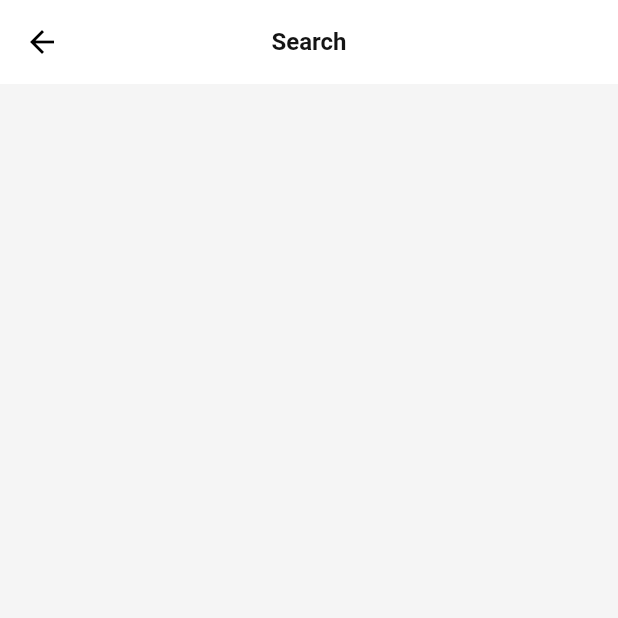
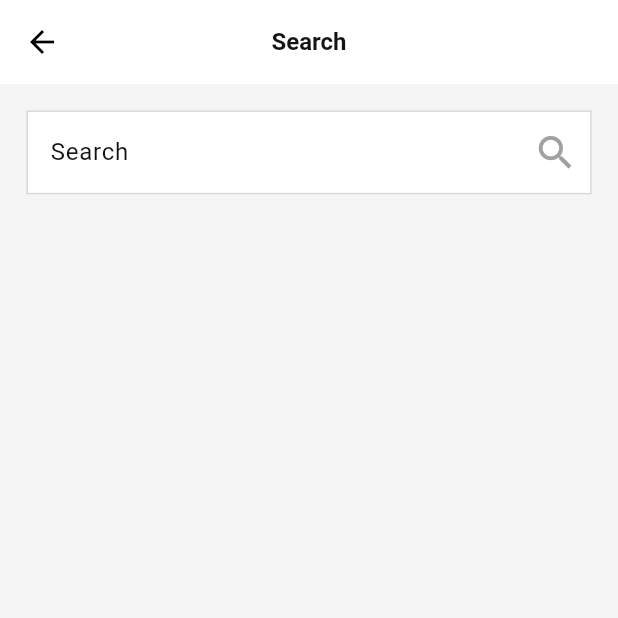
Before and after one commit to yousefemadkhazbak183/NewsApp, a Flutter app: the SearchScreen screen opened directly, on a phone screen of 412 x 824 dp, the top half of it. Run offline on Flutter 3.47's test engine with Material 3 defaults, Android fonts, the phone set to English and light mode, and no system bars; our stand-ins replace cached_network_image, flutter_screenutil, flutter_svg, shared_preferences, shimmer, smooth_page_indicator; accounts and stored records are empty; network calls fail.

Commit message:
- Search screen & Search Controller finish.

```diff
--- a/lib/core/colors/app_color.dart
+++ b/lib/core/colors/app_color.dart
@@ -6,4 +6,5 @@ class AppColor {
   static const Color backGroundBottomColor = Color(0xffF6F7F9);
   static const Color secondColor = Color(0xff141414);
   static const Color whiteColor = Color(0xFFFFFCFC);
+  static const Color iconColor = Color(0xffA0A0A0);
 }
--- a/lib/core/constants/app_sizes.dart
+++ b/lib/core/constants/app_sizes.dart
@@ -79,6 +79,7 @@ class AppSizes {
   static final double r12 = 12.r;
   static final double r16 = 16.r;
   static final double r20 = 20.r;
+  static final double r30 = 30.r;
   static final double r60 = 60.r;
   static final double r100 = 100.r;
 }
--- a/lib/core/data/remote_data/api_service.dart
+++ b/lib/core/data/remote_data/api_service.dart
@@ -10,7 +10,6 @@ class ApiService {
   ApiService._();
   Future<dynamic> get(String endPoint, {Map<String, dynamic>? query}) async {
     final url = Uri.http(ApiConfig.baseUrl, 'v2/$endPoint', {"apiKey": ApiConfig.apiKey, ...?query});
-
     try {
       final http.Response response = await http.get(url);
 
--- a/lib/features/home/controller/home_controller.dart
+++ b/lib/features/home/controller/home_controller.dart
@@ -2,7 +2,7 @@ import 'package:flutter/material.dart';
 import 'package:flutter_news_app/core/enum/request_status_enum.dart';
 import 'package:flutter_news_app/core/mixins/notify_mixin.dart';
 import 'package:flutter_news_app/features/home/models/article_news_model.dart';
-import 'package:flutter_news_app/features/home/repository/news_repository.dart';
+import 'package:flutter_news_app/core/repository/news_repository.dart';
 
 class HomeController extends ChangeNotifier with NotifyMixin {
   List<ArticleNewsModel> newsTopHeadLineList = [];
--- a/lib/features/home/home_screen.dart
+++ b/lib/features/home/home_screen.dart
@@ -5,7 +5,7 @@ import 'package:flutter_news_app/features/home/components/top_headline.dart';
 import 'package:flutter_news_app/features/home/components/trending_news.dart';
 
 import 'package:flutter_news_app/features/home/controller/home_controller.dart';
-import 'package:flutter_news_app/features/home/repository/news_repository.dart';
+import 'package:flutter_news_app/core/repository/news_repository.dart';
 
 import 'package:provider/provider.dart';
 
--- /dev/null
+++ b/lib/features/search/search_controller.dart
@@ -0,0 +1,28 @@
+import 'package:flutter/material.dart';
+import 'package:flutter_news_app/core/enum/request_status_enum.dart';
+import 'package:flutter_news_app/core/mixins/notify_mixin.dart';
+import 'package:flutter_news_app/core/repository/news_repository.dart';
+import 'package:flutter_news_app/features/home/models/article_news_model.dart';
+
+class SearchScreenController extends ChangeNotifier with NotifyMixin {
+  SearchScreenController(this.newsRepository);
+  final BaseNewsRepository newsRepository;
+
+  final TextEditingController searchController = TextEditingController();
+
+  RequestStatusEnum everythingStatus = RequestStatusEnum.loading;
+  List<ArticleNewsModel> newsEverythingList = [];
+  String? errorMessage;
+
+  Future<void> getEverything() async {
+    try {
+      newsEverythingList = await newsRepository.getEverything(query: searchController.text);
+      everythingStatus = RequestStatusEnum.loaded;
+      errorMessage = null;
+    } catch (e) {
+      errorMessage = e.toString();
+      everythingStatus = RequestStatusEnum.error;
+    }
+    safeNotify();
+  }
+}
--- a/lib/features/search/search_screen.dart
+++ b/lib/features/search/search_screen.dart
@@ -1,10 +1,65 @@
 import 'package:flutter/material.dart';
+import 'package:flutter_news_app/core/colors/app_color.dart';
+import 'package:flutter_news_app/core/constants/app_sizes.dart';
+import 'package:flutter_news_app/core/repository/news_repository.dart';
+import 'package:flutter_news_app/features/home/components/news_item.dart';
+import 'package:flutter_news_app/features/search/search_controller.dart';
+import 'package:provider/provider.dart';
 
 class SearchScreen extends StatelessWidget {
   const SearchScreen({super.key});
 
   @override
   Widget build(BuildContext context) {
-    return Scaffold(appBar: AppBar(title: const Text('Search'), centerTitle: true));
+    return ChangeNotifierProvider(
+      create: (BuildContext context) {
+        return SearchScreenController(NewsRepository());
+      },
+      child: Scaffold(
+        appBar: AppBar(title: const Text('Search'), centerTitle: true),
+        body: Padding(
+          padding: EdgeInsets.all(AppSizes.pw16),
+          child: Consumer<SearchScreenController>(
+            builder: (BuildContext context, SearchScreenController controller, Widget? child) {
+              return Column(
+                children: [
+                  TextField(
+                    controller: controller.searchController,
+                    onChanged: (value) {
+                      controller.getEverything();
+                    },
+                    decoration: InputDecoration(
+                      hintText: "Search",
+                      suffixIcon: Icon(Icons.search, color: AppColor.iconColor, size: AppSizes.r30),
+                    ),
+                  ),
+
+                  Expanded(
+                    child: ListView.separated(
+                      itemCount: controller.newsEverythingList.length,
+                      padding: EdgeInsets.zero,
+                      itemBuilder: (BuildContext context, int index) {
+                        final model = controller.newsEverythingList[index];
+                        return Padding(
+                          padding: const EdgeInsets.all(8.0),
+                          child: ListTile(
+                            leading: Icon(Icons.search, color: AppColor.iconColor, size: AppSizes.r20),
+
+                            title: Text(model.title ?? "", maxLines: 1, overflow: TextOverflow.ellipsis),
+                          ),
+                        );
+                      },
+                      separatorBuilder: (BuildContext context, int index) {
+                        return const Divider(color: AppColor.iconColor);
+                      },
+                    ),
+                  ),
+                ],
+              );
+            },
+          ),
+        ),
+      ),
+    );
   }
 }
```
Also changed, not shown: lib/core/repository/news_repository.dart (renamed from lib/features/home/repository/news_repository.dart, +10 -3 lines), lib/features/navigation/navigation_screen.dart (+1 -6 lines).
